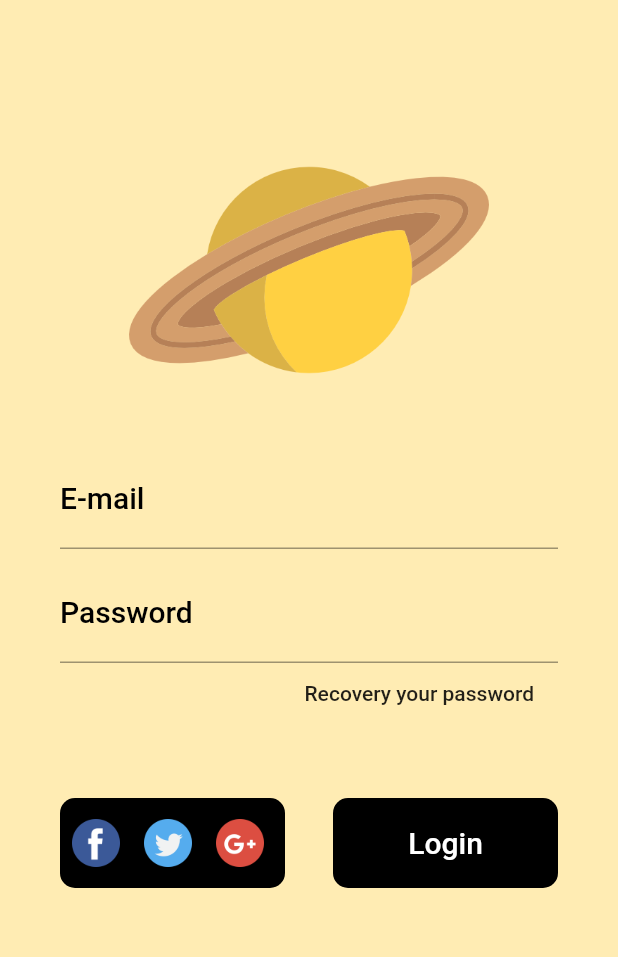
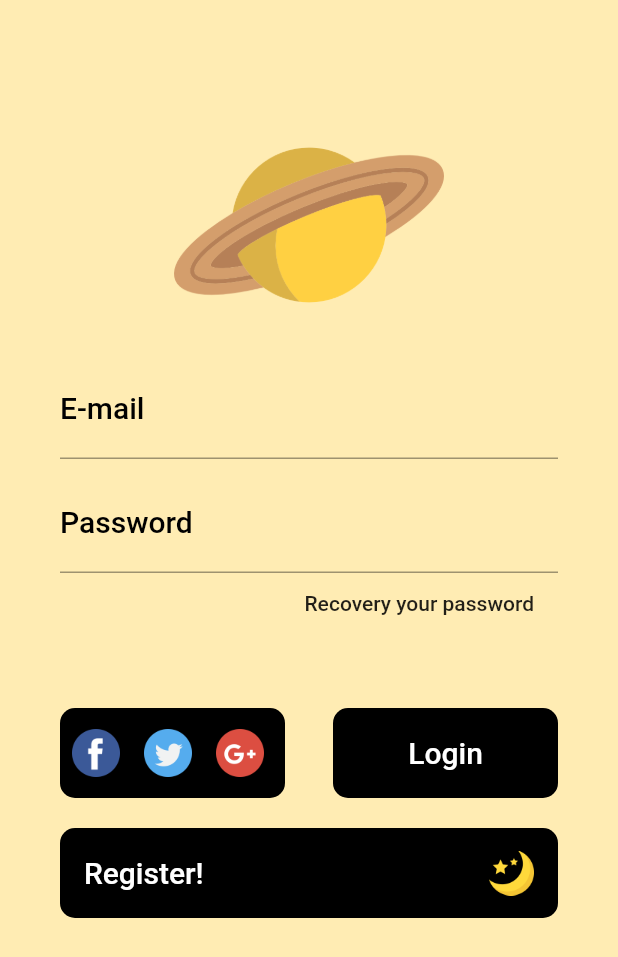
Before and after one commit to juliobonon/Astrodono, a Flutter app: the screen it shows after launch, on a phone screen of 412 x 824 dp. Shown: the top 957 px of the screen. Run offline on Flutter 3.47's test engine with Material 2 defaults, Android fonts, the phone set to English and light mode, and no system bars; missing offline and left inert: country_pickers.

Commit message:
add Register page proprosal

```diff
--- a/lib/UI/home.dart
+++ b/lib/UI/home.dart
@@ -1,5 +1,6 @@
 import 'package:flutter/material.dart';
 import 'package:easy_astronomy/UI/passwordReset.dart';
+import 'package:easy_astronomy/UI/Register.dart';
 
 class LoginPage extends StatelessWidget {
   @override
@@ -14,8 +15,8 @@ class LoginPage extends StatelessWidget {
             color: Colors.amber[100],
             child: ListView(children: <Widget>[
               SizedBox(
-                width: 240,
-                height: 240,
+                width: 180,
+                height: 180,
                 child: Image(
                   image: AssetImage('imgs/yeet.png'),
                 ),
@@ -80,17 +81,17 @@ class LoginPage extends StatelessWidget {
                       child: Row(
                         children: <Widget>[
                           IconButton(
-                            iconSize: 20,
+                            iconSize: 30,
                             icon: Image.asset('imgs/facebook.png'),
                             onPressed: () {},
                           ),
                           IconButton(
-                            iconSize: 20,
+                            iconSize: 30,
                             icon: Image.asset('imgs/twitter.png'),
                             onPressed: () {},
                           ),
                           IconButton(
-                            iconSize: 20,
+                            iconSize: 30,
                             icon: Image.asset('imgs/google-plus.png'),
                             onPressed: () {},
                           ),
@@ -122,6 +123,44 @@ class LoginPage extends StatelessWidget {
                     )
                   ],
                 ),
+              ),
+              SizedBox(height: 20),
+              SizedBox(
+                child: Container(
+                  height: 60,
+                  decoration: BoxDecoration(
+                    color: Colors.black,
+                    borderRadius: BorderRadius.all(
+                      Radius.circular(10)
+                    )
+                  ),
+
+                  child: FlatButton(
+                    child: Row(
+                      mainAxisAlignment: MainAxisAlignment.spaceBetween,
+                      children: <Widget>[
+                        Container(
+                          child:  Text("Register!",
+                          style: TextStyle(color: Colors.white, fontSize: 20),
+                        ),
+                        ),
+                        Container(
+                          width: 30,
+                          child: Image.asset('imgs/moon2.png'),
+                        )
+
+
+                      ],
+                    ),
+                    onPressed: () {
+                      Navigator.push(
+                        context,
+                        MaterialPageRoute(
+                          builder: (context) => RegisterPage()
+                        ));
+                    },
+                  ),
+                ),
               )
             ])));
   }
--- a/lib/UI/passwordReset.dart
+++ b/lib/UI/passwordReset.dart
@@ -19,7 +19,7 @@ class _RecoveryPasswordPageState extends State<RecoveryPasswordPage> {
           gradient: LinearGradient(
             begin: Alignment.topLeft,
             end: Alignment.bottomRight,
-            colors: [Colors.blue[900], Colors.blue[900]]
+            colors: [Colors.blue[900], Colors.blue[700]]
           )
         ),
         child: ListView(
```
Also changed, not shown: lib/UI/Register.dart (added, +113 -0 lines), pubspec.yaml (+4 -7 lines), imgs/earth.png (added), pubspec.lock.
